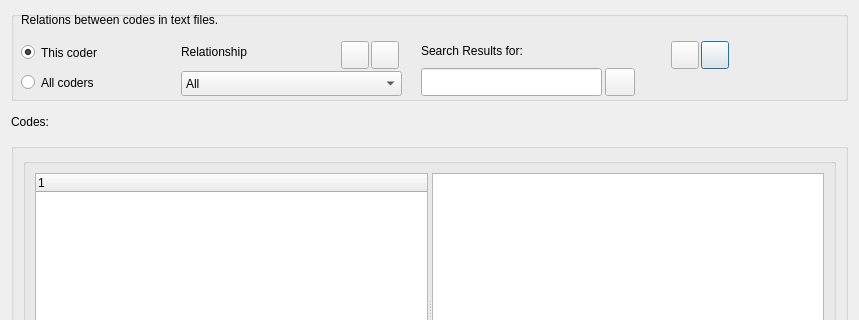
Qt form GUI_UIs/ui_dialog_code_relations.ui (ccbogel/QualCoder) before a commit; both pictures show x 0 to 859 and y 0 to 320 of the 859 by 803 pixel window.
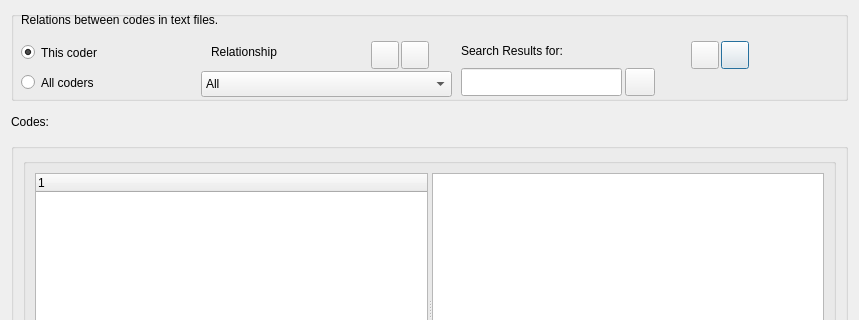
The same form after that commit.

```diff
--- a/GUI_UIs/ui_dialog_code_relations.ui
+++ b/GUI_UIs/ui_dialog_code_relations.ui
@@ -65,7 +65,7 @@
      <widget class="QPushButton" name="pushButton_exportcsv">
       <property name="geometry">
        <rect>
-        <x>690</x>
+        <x>710</x>
         <y>30</y>
         <width>28</width>
         <height>28</height>
@@ -81,7 +81,7 @@
      <widget class="QPushButton" name="pushButton_calculate">
       <property name="geometry">
        <rect>
-        <x>360</x>
+        <x>390</x>
         <y>30</y>
         <width>28</width>
         <height>28</height>
@@ -99,7 +99,7 @@
        <rect>
         <x>10</x>
         <y>30</y>
-        <width>151</width>
+        <width>171</width>
         <height>23</height>
        </rect>
       </property>
@@ -115,7 +115,7 @@
        <rect>
         <x>10</x>
         <y>60</y>
-        <width>161</width>
+        <width>181</width>
         <height>23</height>
        </rect>
       </property>
@@ -126,7 +126,7 @@
      <widget class="QPushButton" name="pushButton_select_files">
       <property name="geometry">
        <rect>
-        <x>330</x>
+        <x>360</x>
         <y>30</y>
         <width>28</width>
         <height>28</height>
@@ -142,10 +142,10 @@
      <widget class="QComboBox" name="comboBox_relation_type">
       <property name="geometry">
        <rect>
-        <x>170</x>
+        <x>190</x>
         <y>60</y>
-        <width>221</width>
-        <height>25</height>
+        <width>251</width>
+        <height>26</height>
        </rect>
       </property>
       <item>
@@ -187,7 +187,7 @@
      <widget class="QLabel" name="label">
       <property name="geometry">
        <rect>
-        <x>170</x>
+        <x>200</x>
         <y>30</y>
         <width>131</width>
         <height>22</height>
@@ -200,7 +200,7 @@
      <widget class="QPushButton" name="pushButton_boxplots">
       <property name="geometry">
        <rect>
-        <x>660</x>
+        <x>680</x>
         <y>30</y>
         <width>28</width>
         <height>28</height>
@@ -216,9 +216,9 @@
      <widget class="QLabel" name="label_search_results">
       <property name="geometry">
        <rect>
-        <x>410</x>
+        <x>450</x>
         <y>30</y>
-        <width>181</width>
+        <width>211</width>
         <height>20</height>
        </rect>
       </property>
@@ -232,9 +232,9 @@
      <widget class="QLineEdit" name="lineEdit_search_results">
       <property name="geometry">
        <rect>
-        <x>410</x>
+        <x>450</x>
         <y>57</y>
-        <width>181</width>
+        <width>161</width>
         <height>28</height>
        </rect>
       </property>
@@ -245,7 +245,7 @@
      <widget class="QPushButton" name="pushButton_search_next">
       <property name="geometry">
        <rect>
-        <x>594</x>
+        <x>614</x>
         <y>57</y>
         <width>30</width>
         <height>28</height>
```
